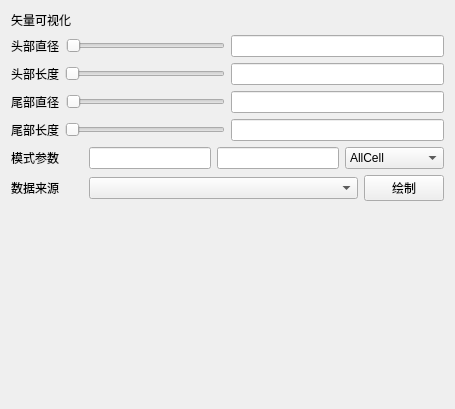
The window that Qt/Resources/UI/igVector.ui (hu-shuhan/editOpeniGame) describes before a commit, drawn with Qt 5.
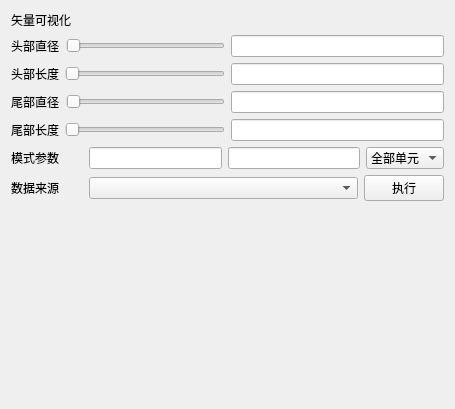
The same window after the commit.

Patch:
```diff
--- a/Qt/Resources/UI/igVector.ui
+++ b/Qt/Resources/UI/igVector.ui
@@ -161,17 +161,17 @@
       <widget class="QComboBox" name="comboBox_2">
        <item>
         <property name="text">
-         <string>AllCell</string>
+         <string>全部单元</string>
         </property>
        </item>
        <item>
         <property name="text">
-         <string>CellInRange</string>
+         <string>单元范围</string>
         </property>
        </item>
        <item>
         <property name="text">
-         <string>EveryNth</string>
+         <string>间隔采样</string>
         </property>
        </item>
       </widget>
@@ -199,7 +199,7 @@
      <item>
       <widget class="QPushButton" name="DrawButton">
        <property name="text">
-        <string>绘制</string>
+        <string>执行</string>
        </property>
       </widget>
      </item>
```
